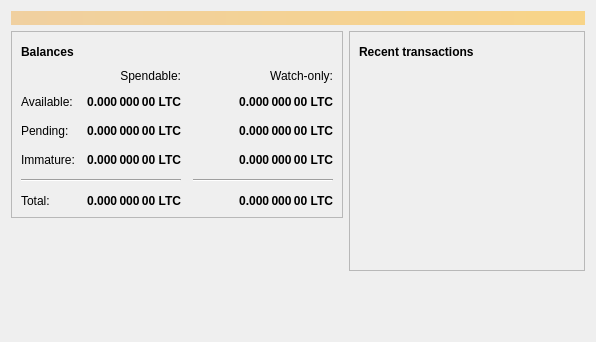
First picture: the form in src/qt/forms/overviewpage.ui, repository sarmadmakhdoom/cellcoin, before the edit.
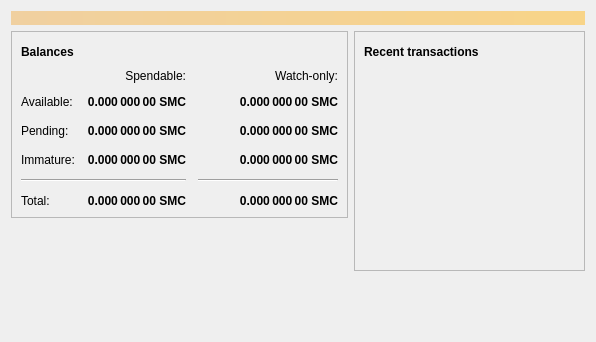
Second picture: the form after the edit. Icons and pictures are not drawn.

Diff of the .ui file:
```diff
--- a/src/qt/forms/overviewpage.ui
+++ b/src/qt/forms/overviewpage.ui
@@ -129,7 +129,7 @@
                <string>Unconfirmed transactions to watch-only addresses</string>
               </property>
               <property name="text">
-               <string notr="true">0.000 000 00 LTC</string>
+               <string notr="true">0.000 000 00 SMC</string>
               </property>
               <property name="alignment">
                <set>Qt::AlignRight|Qt::AlignTrailing|Qt::AlignVCenter</set>
@@ -154,7 +154,7 @@
                <string>Total of transactions that have yet to be confirmed, and do not yet count toward the spendable balance</string>
               </property>
               <property name="text">
-               <string notr="true">0.000 000 00 LTC</string>
+               <string notr="true">0.000 000 00 SMC</string>
               </property>
               <property name="alignment">
                <set>Qt::AlignRight|Qt::AlignTrailing|Qt::AlignVCenter</set>
@@ -179,7 +179,7 @@
                <string>Mined balance in watch-only addresses that has not yet matured</string>
               </property>
               <property name="text">
-               <string notr="true">0.000 000 00 LTC</string>
+               <string notr="true">0.000 000 00 SMC</string>
               </property>
               <property name="alignment">
                <set>Qt::AlignRight|Qt::AlignTrailing|Qt::AlignVCenter</set>
@@ -237,7 +237,7 @@
                <string>Mined balance that has not yet matured</string>
               </property>
               <property name="text">
-               <string notr="true">0.000 000 00 LTC</string>
+               <string notr="true">0.000 000 00 SMC</string>
               </property>
               <property name="alignment">
                <set>Qt::AlignRight|Qt::AlignTrailing|Qt::AlignVCenter</set>
@@ -282,7 +282,7 @@
                <string>Your current total balance</string>
               </property>
               <property name="text">
-               <string notr="true">0.000 000 00 LTC</string>
+               <string notr="true">0.000 000 00 SMC</string>
               </property>
               <property name="alignment">
                <set>Qt::AlignRight|Qt::AlignTrailing|Qt::AlignVCenter</set>
@@ -307,7 +307,7 @@
                <string>Current total balance in watch-only addresses</string>
               </property>
               <property name="text">
-               <string notr="true">0.000 000 00 LTC</string>
+               <string notr="true">0.000 000 00 SMC</string>
               </property>
               <property name="alignment">
                <set>Qt::AlignRight|Qt::AlignTrailing|Qt::AlignVCenter</set>
@@ -349,7 +349,7 @@
                <string>Your current spendable balance</string>
               </property>
               <property name="text">
-               <string notr="true">0.000 000 00 LTC</string>
+               <string notr="true">0.000 000 00 SMC</string>
               </property>
               <property name="alignment">
                <set>Qt::AlignRight|Qt::AlignTrailing|Qt::AlignVCenter</set>
@@ -374,7 +374,7 @@
                <string>Your current balance in watch-only addresses</string>
               </property>
               <property name="text">
-               <string notr="true">0.000 000 00 LTC</string>
+               <string notr="true">0.000 000 00 SMC</string>
               </property>
               <property name="alignment">
                <set>Qt::AlignRight|Qt::AlignTrailing|Qt::AlignVCenter</set>
```
Left out of the diff: 4 changed lines with no effect on the pictures.
